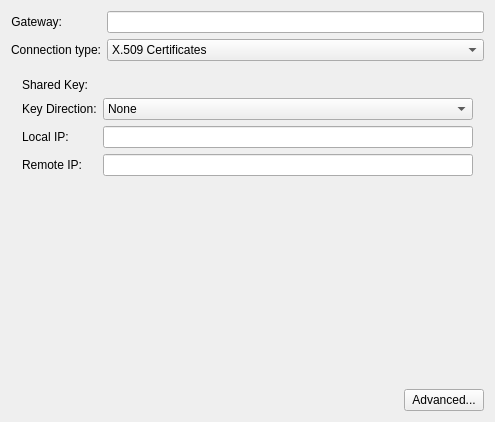
KDE/plasma-nm, file vpn/openvpn/openvpn.ui: the form before one commit.
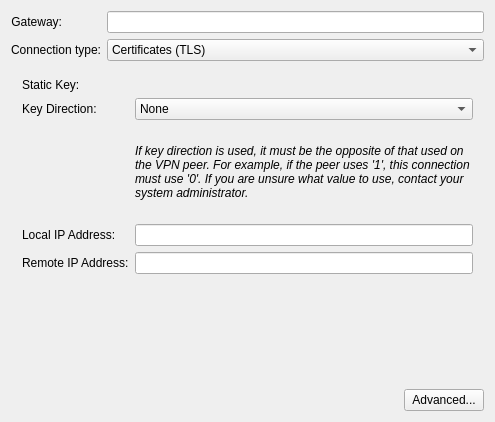
The form after the commit. The open tabs and pages were chosen to show the change. Custom widgets are drawn as their Qt base class.

Patch:
```diff
--- a/vpn/openvpn/openvpn.ui
+++ b/vpn/openvpn/openvpn.ui
@@ -69,7 +69,7 @@
        </property>
        <item>
         <property name="text">
-         <string>X.509 Certificates</string>
+         <string>Certificates (TLS)</string>
         </property>
        </item>
        <item>
@@ -227,7 +227,7 @@
        <item row="0" column="0">
         <widget class="QLabel" name="textLabel5">
          <property name="text">
-          <string>Shared Key:</string>
+          <string>Static Key:</string>
          </property>
          <property name="wordWrap">
           <bool>false</bool>
@@ -285,10 +285,10 @@
          </item>
         </widget>
        </item>
-       <item row="2" column="0">
+       <item row="4" column="0">
         <widget class="QLabel" name="textLabel6">
          <property name="text">
-          <string>Local IP:</string>
+          <string>Local IP Address:</string>
          </property>
          <property name="wordWrap">
           <bool>false</bool>
@@ -298,7 +298,7 @@
          </property>
         </widget>
        </item>
-       <item row="2" column="1">
+       <item row="4" column="1">
         <widget class="QLineEdit" name="pskLocalIp">
          <property name="toolTip">
           <string>IP address of the remote VPN endpoint.</string>
@@ -308,10 +308,10 @@
          </property>
         </widget>
        </item>
-       <item row="3" column="0">
+       <item row="6" column="0">
         <widget class="QLabel" name="textLabel7">
          <property name="text">
-          <string>Remote IP:</string>
+          <string>Remote IP Address:</string>
          </property>
          <property name="wordWrap">
           <bool>false</bool>
@@ -321,7 +321,7 @@
          </property>
         </widget>
        </item>
-       <item row="3" column="1">
+       <item row="6" column="1">
         <widget class="QLineEdit" name="pskRemoteIp">
          <property name="toolTip">
           <string>IP address of the local VPN endpoint.</string>
@@ -331,7 +331,7 @@
          </property>
         </widget>
        </item>
-       <item row="4" column="0" colspan="2">
+       <item row="7" column="0" colspan="2">
         <spacer name="verticalSpacer_2">
          <property name="orientation">
           <enum>Qt::Vertical</enum>
@@ -344,6 +344,33 @@
          </property>
         </spacer>
        </item>
+       <item row="3" column="1">
+        <widget class="QLabel" name="lblKeyDirection">
+         <property name="sizePolicy">
+          <sizepolicy hsizetype="Expanding" vsizetype="Expanding">
+           <horstretch>0</horstretch>
+           <verstretch>0</verstretch>
+          </sizepolicy>
+         </property>
+         <property name="font">
+          <font>
+           <italic>true</italic>
+          </font>
+         </property>
+         <property name="text">
+          <string>If key direction is used, it must be the opposite of that used on the VPN peer. For example, if the peer uses '1', this connection must use '0'. If you are unsure what value to use, contact your system administrator.</string>
+         </property>
+         <property name="textFormat">
+          <enum>Qt::AutoText</enum>
+         </property>
+         <property name="scaledContents">
+          <bool>false</bool>
+         </property>
+         <property name="wordWrap">
+          <bool>true</bool>
+         </property>
+        </widget>
+       </item>
       </layout>
      </widget>
      <widget class="QWidget" name="page_3">
```
Left out of the diff: 24 changed lines with no effect on the pictures.
